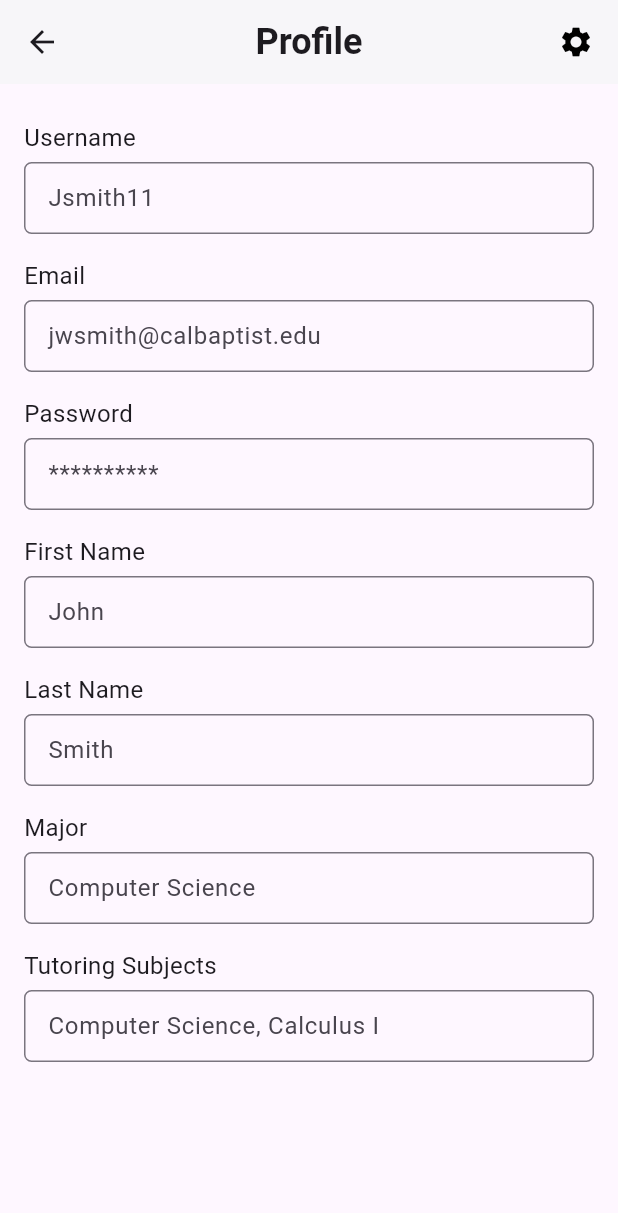
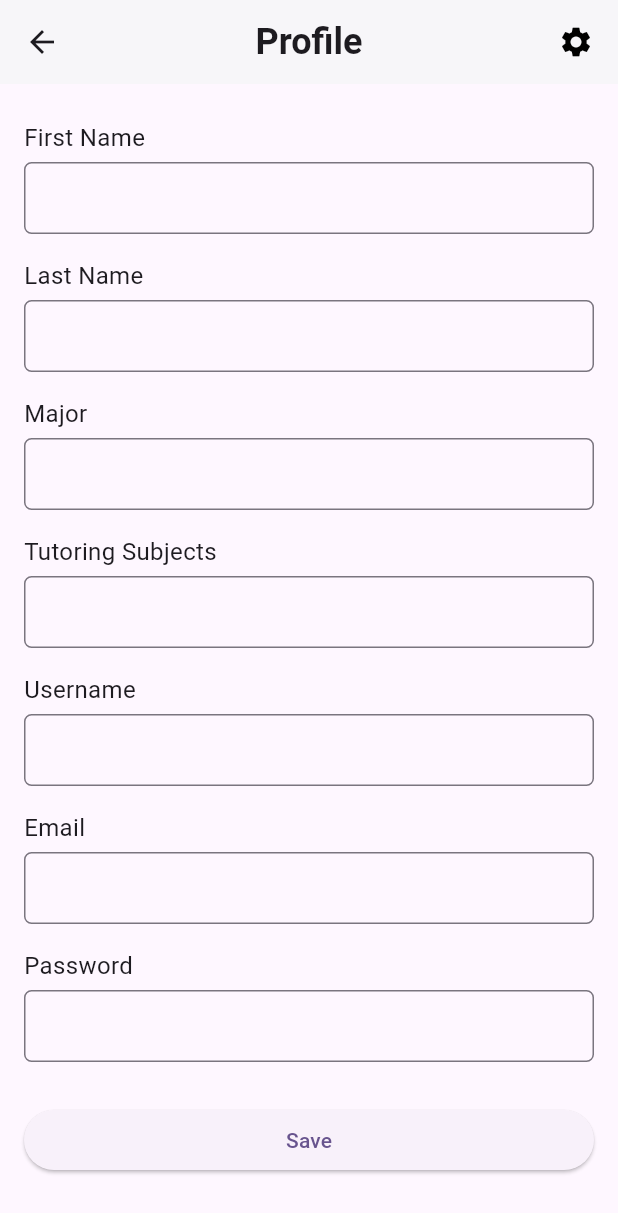
Before and after one commit to ParkerWilliams1/gemo, a Flutter app: the screen it shows after launch, after a tap on "Go to Profile Screen", on a phone screen of 412 x 824 dp. Shown: the top 1213 px of the screen. Run offline on Flutter 3.47's test engine with Material 3 defaults, Android fonts, the phone set to English and light mode, and no system bars.

Commit message:
updated main and profile screen

```diff
--- a/lib/main.dart
+++ b/lib/main.dart
@@ -32,17 +32,38 @@ class MyHomePage extends StatefulWidget {
 }
 
 class _MyHomePageState extends State<MyHomePage> {
+  String firstName = '';
+  String lastName = '';
+  String major = '';
+  String subjects = '';
+
+  void _navigateToProfileScreen() async {
+    final result = await Navigator.push(
+      context,
+      MaterialPageRoute(
+        builder: (context) => ProfileScreen(
+          firstName: firstName,
+          lastName: lastName,
+          major: major,
+          subjects: subjects,
+        ),
+      ),
+    );
+
+    if (result != null) {
+      setState(() {
+        firstName = result['firstName'];
+        lastName = result['lastName'];
+        major = result['major'];
+        subjects = result['subjects'];
+      });
+    }
+  }
+
   void _navigateToHomeScreen() {
     Navigator.push(
       context,
       MaterialPageRoute(builder: (context) => HomeScreen()),
-    );
-  }
-
-  void _navigateToProfileScreen() {
-    Navigator.push(
-      context,
-      MaterialPageRoute(builder: (context) => ProfileScreen()),
     );
   }
 
@@ -58,20 +79,20 @@ class _MyHomePageState extends State<MyHomePage> {
           mainAxisAlignment: MainAxisAlignment.center,
           children: <Widget>[
             const Text(
-              'Tap the button to navigate to Home Screen:',
+              'Tap a button to navigate:',
             ),
             const SizedBox(height: 20),
             ElevatedButton(
               onPressed: _navigateToProfileScreen,
               child: const Text('Go to Profile Screen'),
             ),
+            const SizedBox(height: 10),
+            ElevatedButton(
+              onPressed: _navigateToHomeScreen,
+              child: const Text('Go to Home Screen'),
+            ),
           ],
         ),
-      ),
-      floatingActionButton: FloatingActionButton(
-        onPressed: _navigateToHomeScreen, // Navigate on button press
-        tooltip: 'Go to Home Screen',
-        child: const Icon(Icons.arrow_forward),
       ),
     );
   }
--- a/lib/screens/profile_screen.dart
+++ b/lib/screens/profile_screen.dart
@@ -1,6 +1,61 @@
 import 'package:flutter/material.dart';
 
-class ProfileScreen extends StatelessWidget {
+class ProfileScreen extends StatefulWidget {
+  final String firstName;
+  final String lastName;
+  final String major;
+  final String subjects;
+  final String username;
+  final String email;
+  final String password;
+
+  ProfileScreen({
+    this.firstName = '',
+    this.lastName = '',
+    this.major = '',
+    this.subjects = '',
+    this.username = '',
+    this.email = '',
+    this.password = '',
+  });
+
+  @override
+  _ProfileScreenState createState() => _ProfileScreenState();
+}
+
+class _ProfileScreenState extends State<ProfileScreen> {
+  late TextEditingController firstNameController;
+  late TextEditingController lastNameController;
+  late TextEditingController majorController;
+  late TextEditingController subjectsController;
+  late TextEditingController usernameController;
+  late TextEditingController emailController;
+  late TextEditingController passwordController;
+
+  @override
+  void initState() {
+    super.initState();
+    firstNameController = TextEditingController(text: widget.firstName);
+    lastNameController = TextEditingController(text: widget.lastName);
+    majorController = TextEditingController(text: widget.major);
+    subjectsController = TextEditingController(text: widget.subjects);
+    usernameController = TextEditingController(text: widget.username);
+    emailController = TextEditingController(text: widget.email);
+    passwordController = TextEditingController(text: widget.password);
+  }
+
+  void _saveAndReturn() {
+    Navigator.pop(context, {
+      'firstName': firstNameController.text,
+      'lastName': lastNameController.text,
+      'major': majorController.text,
+      'subjects': subjectsController.text,
+      'username': usernameController.text,
+      'email': emailController.text,
+      'password': passwordController.text,
+    });
+  }
+
   @override
   Widget build(BuildContext context) {
     return Scaffold(
@@ -20,20 +75,25 @@ class ProfileScreen extends StatelessWidget {
         padding: const EdgeInsets.all(16.0),
         child: ListView(
           children: [
-            _buildProfileField('Username', 'Jsmith11'),
-            _buildProfileField('Email', 'jwsmith@calbaptist.edu'),
-            _buildProfileField('Password', '**********', isObscure: true),
-            _buildProfileField('First Name', 'John'),
-            _buildProfileField('Last Name', 'Smith'),
-            _buildProfileField('Major', 'Computer Science'),
-            _buildProfileField('Tutoring Subjects', 'Computer Science, Calculus I'),
+            _buildProfileField('First Name', firstNameController),
+            _buildProfileField('Last Name', lastNameController),
+            _buildProfileField('Major', majorController),
+            _buildProfileField('Tutoring Subjects', subjectsController),
+            _buildProfileField('Username', usernameController),
+            _buildProfileField('Email', emailController),
+            _buildProfileField('Password', passwordController, isPassword: true),
+            SizedBox(height: 20),
+            ElevatedButton(
+              onPressed: _saveAndReturn,
+              child: Text('Save'),
+            ),
           ],
         ),
       ),
     );
   }
 
-  Widget _buildProfileField(String label, String value, {bool isObscure = false}) {
+  Widget _buildProfileField(String label, TextEditingController controller, {bool isPassword = false}) {
     return Padding(
       padding: const EdgeInsets.symmetric(vertical: 8.0),
       child: Column(
@@ -45,10 +105,9 @@ class ProfileScreen extends StatelessWidget {
           ),
           SizedBox(height: 5),
           TextField(
-            obscureText: isObscure,
-            readOnly: true,
+            controller: controller,
+            obscureText: isPassword,
             decoration: InputDecoration(
-              hintText: value,
               border: OutlineInputBorder(
                 borderRadius: BorderRadius.circular(5),
                 borderSide: BorderSide(color: Color(0xFFD9D9D9)),
```
